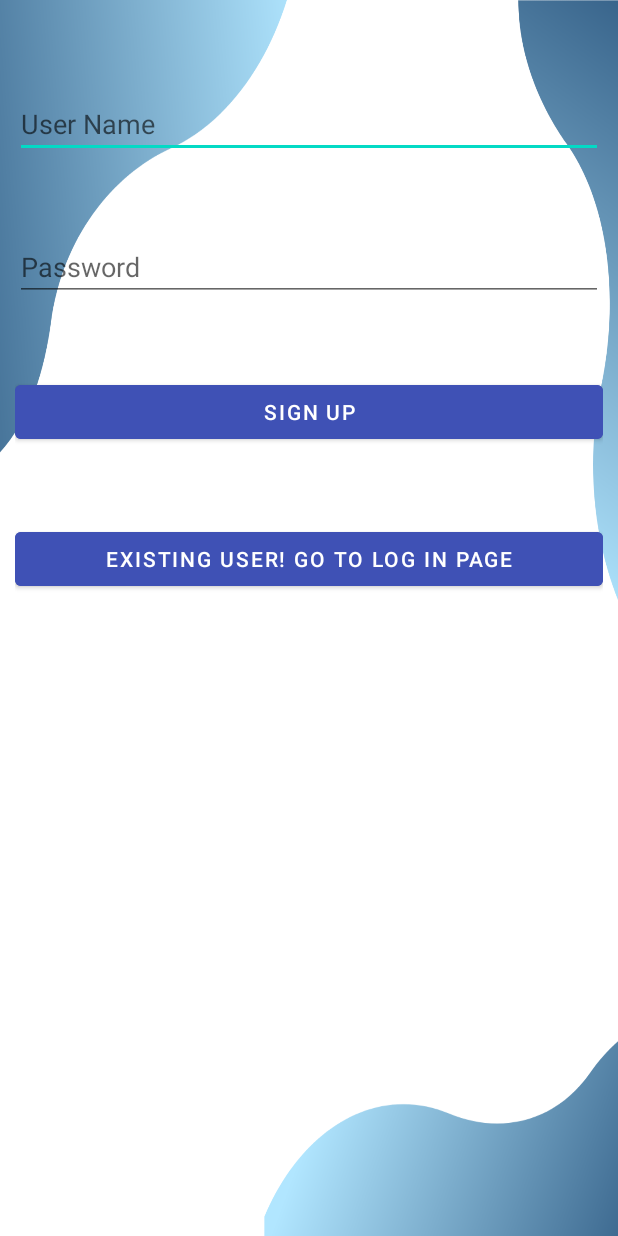
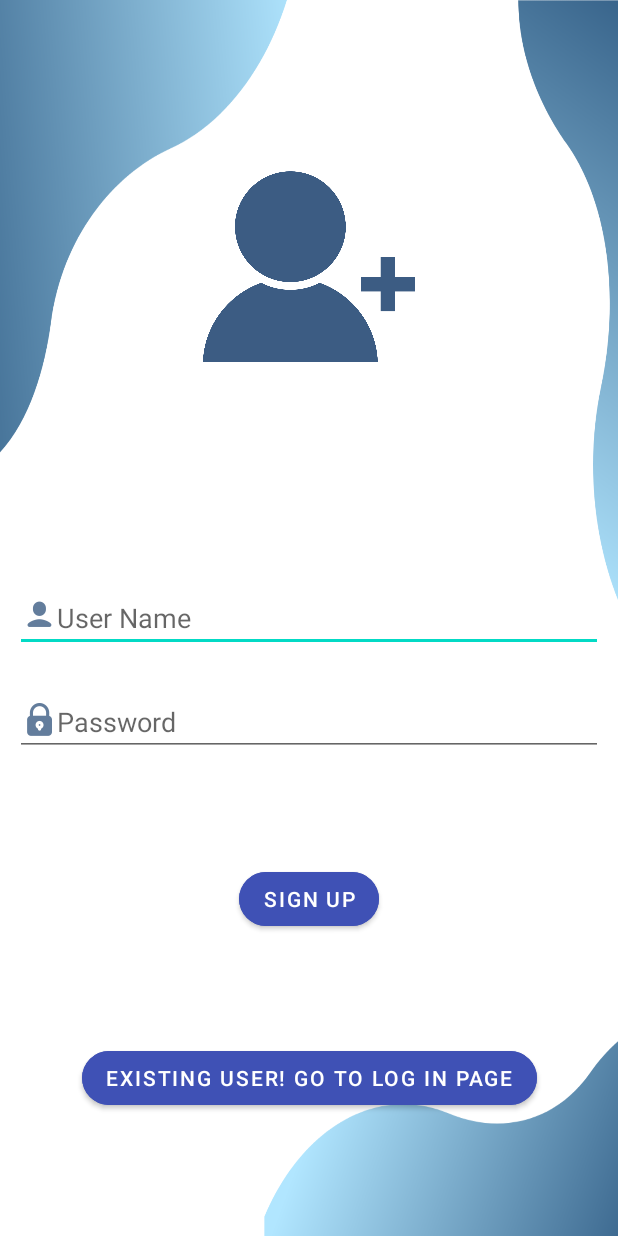
Before and after one commit to Lujain-M02/CarRentalCar_Project, an Android app: the SignupActivity screen opened directly, with no data from a screen before it, on a phone screen of 412 x 824 dp. Run offline under Robolectric (Android 15) with nearby library versions, the phone set to English and light mode, and no system bars.

Commit message:
new bach ground and UI to log in and sign in

```diff
--- a/app/src/main/res/layout/activity_signup.xml
+++ b/app/src/main/res/layout/activity_signup.xml
@@ -1,5 +1,5 @@
 <?xml version="1.0" encoding="utf-8"?>
-<RelativeLayout xmlns:android="http://schemas.android.com/apk/res/android"
+<androidx.constraintlayout.widget.ConstraintLayout xmlns:android="http://schemas.android.com/apk/res/android"
     xmlns:app="http://schemas.android.com/apk/res-auto"
     xmlns:tools="http://schemas.android.com/tools"
     android:layout_width="match_parent"
@@ -14,34 +14,60 @@
         android:layout_width="match_parent"
         android:layout_height="wrap_content"
         android:hint="User Name"
-        android:layout_marginTop="50dp"/>
+        app:layout_constraintBottom_toBottomOf="parent"
+        app:layout_constraintEnd_toEndOf="parent"
+        app:layout_constraintStart_toStartOf="parent"
+        app:layout_constraintTop_toTopOf="parent"
+        android:drawableLeft="@drawable/username"/>
+
 
     <EditText
         android:id="@+id/password"
         android:layout_width="match_parent"
         android:layout_height="wrap_content"
+        android:layout_below="@+id/username"
+        android:layout_marginTop="24dp"
         android:hint="Password"
-        android:layout_marginTop="50dp"
-        android:layout_below="@+id/username"/>
-
-
+        app:layout_constraintEnd_toEndOf="parent"
+        app:layout_constraintStart_toStartOf="parent"
+        app:layout_constraintTop_toBottomOf="@+id/username"
+        android:drawableLeft="@drawable/pass"/>
 
     <Button
         android:id="@+id/btnsignup"
-        android:layout_width="match_parent"
+        android:layout_width="wrap_content"
         android:layout_height="wrap_content"
+        android:layout_below="@+id/password"
+        android:backgroundTint="#3F51B5"
         android:text="Sign up"
-        android:backgroundTint="#3F51B5"
-        android:layout_marginTop="50dp"
-        android:layout_below="@+id/password"/>
+        app:cornerRadius="50dp"
+        app:layout_constraintBottom_toTopOf="@+id/btnsignin"
+        app:layout_constraintEnd_toEndOf="parent"
+        app:layout_constraintStart_toStartOf="parent"
+        app:layout_constraintTop_toBottomOf="@id/password"/>
 
     <Button
         android:id="@+id/btnsignin"
-        android:layout_width="match_parent"
+        android:layout_width="wrap_content"
         android:layout_height="wrap_content"
+        android:layout_below="@+id/btnsignup"
+        android:backgroundTint="#3F51B5"
         android:text="Existing user! Go to Log in page"
-        android:backgroundTint="#3F51B5"
-        android:layout_marginTop="50dp"
-        android:layout_below="@+id/btnsignup"/>
+        app:layout_constraintBottom_toBottomOf="parent"
+        app:layout_constraintEnd_toEndOf="parent"
+        app:layout_constraintStart_toStartOf="parent"
+        app:layout_constraintTop_toBottomOf="@id/btnsignup"
+        app:cornerRadius="50dp"/>
 
-</RelativeLayout>
+    <ImageView
+        android:id="@+id/imageView2"
+        android:layout_width="200dp"
+        android:layout_height="200dp"
+        app:layout_constraintBottom_toTopOf="@+id/username"
+        app:layout_constraintEnd_toEndOf="parent"
+        app:layout_constraintStart_toStartOf="parent"
+        app:layout_constraintTop_toTopOf="parent"
+        app:srcCompat="@drawable/signup1"
+        />
+
+</androidx.constraintlayout.widget.ConstraintLayout>
```
Also changed, not shown: app/src/main/res/drawable-anydpi/login.xml (added, +12 -0 lines), app/src/main/res/layout/activity_login.xml (+30 -18 lines), app/src/main/res/drawable-hdpi/login.png (added), app/src/main/res/drawable-hdpi/pass.png (added), app/src/main/res/drawable-hdpi/username.png (added), app/src/main/res/drawable-mdpi/login.png (added), app/src/main/res/drawable-mdpi/pass.png (added), app/src/main/res/drawable-mdpi/username.png (added), app/src/main/res/drawable-xhdpi/login.png (added), app/src/main/res/drawable-xhdpi/pass.png (added), app/src/main/res/drawable-xhdpi/username.png (added), app/src/main/res/drawable-xxhdpi/login.png (added), app/src/main/res/drawable-xxhdpi/pass.png (added), app/src/main/res/drawable-xxhdpi/username.png (added), 3 more files.
